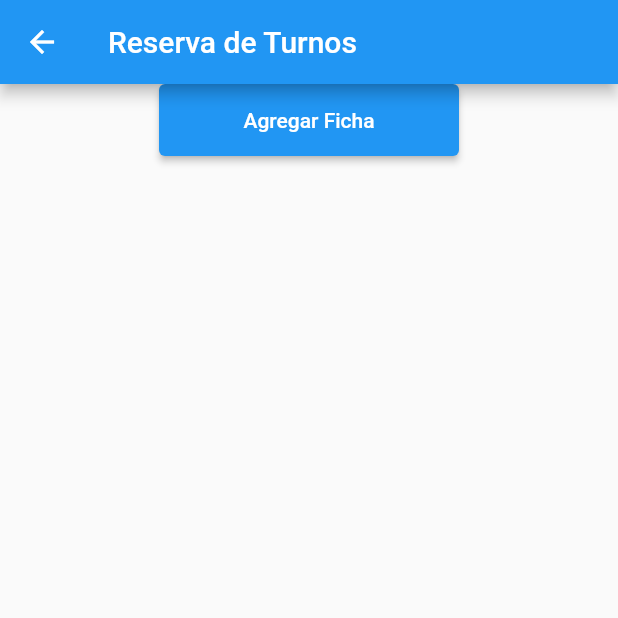
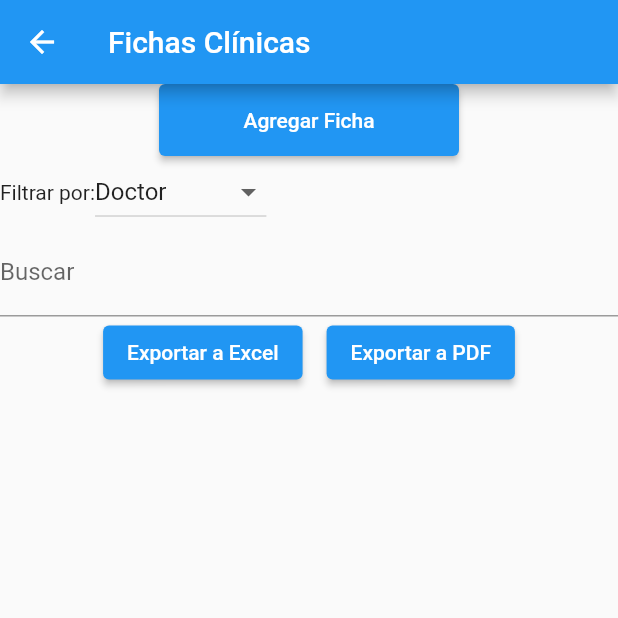
Before and after one commit to MatiasGit99/frontend_2da_parcial, a Flutter app: the screen it shows after launch, after a tap on "Ficha clínica", on a phone screen of 412 x 824 dp, the top half of it. Run offline on Flutter 3.47's test engine with Material 2 defaults, Android fonts, the phone set to English and light mode, and no system bars; our stand-ins replace sqflite; missing offline and left inert: excel; accounts and stored records are empty.

Commit message:
fichas clinicas version 2

```diff
--- a/lib/ficha_clinica/model.dart
+++ b/lib/ficha_clinica/model.dart
@@ -50,7 +50,7 @@ class FichaClinica {
   Map<String, dynamic> toJson() => {
         'idFichaClinica': idFichaClinica,
         'fechaDesde': fechaDesde.toIso8601String(),
-        'fechaInicio': fechaDesde.toIso8601String(),
+        'fechaHasta': fechaDesde.toIso8601String(),
         'motivoConsulta': motivoConsulta,
         'observacion': observacion,
         'diagnostico': diagnostico,
--- a/lib/ficha_clinica/pantalla_principal.dart
+++ b/lib/ficha_clinica/pantalla_principal.dart
@@ -18,45 +18,91 @@ class FichaClinicaScreen extends StatefulWidget {
 }
 
 class _FichaClinicaScreenState extends State<FichaClinicaScreen> {
-  List<FichaClinica> fichasClinicas = [];  // Cambia la lista de Turnos a FichasClinicas
+  List<FichaClinica> fichasClinicas =
+      []; // Cambia la lista de Turnos a FichasClinicas
+        List<FichaClinica> fichasFiltrados =
+      []; // Cambia la lista de Turnos a FichasClinicas
   var pacienteSelect = "";
   var doctorSelect = "";
+    String selectedFilter = 'Doctor';
+
   @override
   void initState() {
     super.initState();
     widget.pacienteSelect = "";
     widget.doctorSelect = "";
-    getFichasClinicas();  // Cambia la llamada a getTurnos por getFichasClinicas
+    getFichasClinicas(); // Cambia la llamada a getTurnos por getFichasClinicas
   }
 
   Future<void> getFichasClinicas() async {
-    final listaFichasClinicas = await FichaClinicaDatabaseProvider().getAllFichasClinicas();  // Cambia la llamada a TurnoDatabaseProvider por FichaClinicaDatabaseProvider
+    final listaFichasClinicas = await FichaClinicaDatabaseProvider()
+        .getAllFichasClinicas(); // Cambia la llamada a TurnoDatabaseProvider por FichaClinicaDatabaseProvider
     setState(() {
       fichasClinicas = listaFichasClinicas;
+      fichasFiltrados = listaFichasClinicas;
     });
   }
 
-
   Future<void> updateFichaClinica(FichaClinica fichaClinica) async {
-    await FichaClinicaDatabaseProvider().updateFichaClinica(fichaClinica);  // Cambia la llamada a TurnoDatabaseProvider por FichaClinicaDatabaseProvider
-    getFichasClinicas();  // Cambia la llamada a getTurnos por getFichasClinicas
+    await FichaClinicaDatabaseProvider().updateFichaClinica(
+        fichaClinica); // Cambia la llamada a TurnoDatabaseProvider por FichaClinicaDatabaseProvider
+    getFichasClinicas(); // Cambia la llamada a getTurnos por getFichasClinicas
   }
 
   Future<void> deleteFichaClinica(int? idFichaClinica) async {
     if (idFichaClinica != null) {
-      await FichaClinicaDatabaseProvider().deleteFichaClinica(idFichaClinica);  // Cambia la llamada a TurnoDatabaseProvider por FichaClinicaDatabaseProvider
-      getFichasClinicas();  // Cambia la llamada a getTurnos por getFichasClinicas
+      await FichaClinicaDatabaseProvider().deleteFichaClinica(
+          idFichaClinica); // Cambia la llamada a TurnoDatabaseProvider por FichaClinicaDatabaseProvider
+      getFichasClinicas(); // Cambia la llamada a getTurnos por getFichasClinicas
     }
   }
 
 
+  void filterFichas(String searchText) {
+    setState(() {
+      fichasFiltrados = fichasClinicas.where((fichasClinicas) {
+        // if (mostrarSoloDoctores && pacientesDoctores.flagEsDoctor != 1) {
+        //   return false;
+        // }
+
+        if (selectedFilter == 'Doctor') {
+          return fichasClinicas.doctor_nombre
+              .toLowerCase()
+              .contains(searchText.toLowerCase());
+        } else if (selectedFilter == 'Paciente') {
+          return fichasClinicas.paciente_nombre
+              .toLowerCase()
+              .contains(searchText.toLowerCase());
+        }else if (selectedFilter == 'Categoría') {
+          return fichasClinicas.idCategoria_nombre
+              .toLowerCase()
+              .contains(searchText.toLowerCase());
+        }
+         else {
+          return fichasClinicas.idFichaClinica != null &&
+              fichasClinicas.idFichaClinica.toString() == searchText;
+        }
+      }).toList();
+    });
+  }
 
   void exportToExcel(List<FichaClinica> data) async {
     final excel = Excel.createExcel();
-  final sheet = excel['FichasClinicas']; // Cambia el nombre de la hoja a 'FichasClinicas'
+    final sheet = excel[
+        'FichasClinicas']; // Cambia el nombre de la hoja a 'FichasClinicas'
 
     // Agrega encabezados
-  sheet.appendRow(['ID', 'Fecha Desde', 'Fecha Hasta', 'Motivo Consulta', 'Observación', 'Diagnóstico', 'ID Doctor', 'ID Paciente', 'ID Categoría']);
+    sheet.appendRow([
+      'ID',
+      'Fecha Desde',
+      'Fecha Hasta',
+      'Motivo Consulta',
+      'Observación',
+      'Diagnóstico',
+      'ID Doctor',
+      'ID Paciente',
+      'ID Categoría'
+    ]);
 
     // Agrega tus datos
     for (final fichaClinica in data) {
@@ -95,7 +141,8 @@ void exportToPDF(List<FichaClinica> data) async {
       pw.Page(
         build: (context) {
           return pw.Center(
-          child: pw.Text('Fichas Clínicas', style: pw.TextStyle(fontSize: 24)),
+            child:
+                pw.Text('Fichas Clínicas', style: pw.TextStyle(fontSize: 24)),
           );
         },
       ),
@@ -150,30 +197,109 @@ void exportToPDF(List<FichaClinica> data) async {
     }
   }
 
-
   @override
   Widget build(BuildContext context) {
     return Scaffold(
       appBar: AppBar(
-        title: Text('Reserva de Turnos'),
+        title: Text('Fichas Clínicas'),
       ),
       body: SingleChildScrollView(
         child: Column(
           mainAxisAlignment: MainAxisAlignment.center,
           children: [
+            ElevatedButton(
+              onPressed: () {
+                Navigator.of(context).push(MaterialPageRoute(builder: (_) {
+                  return AgregarFichaClinicaForm();
+                }));
+              },
+              child: Text('Agregar Ficha'),
+              style: ButtonStyle(
+                minimumSize: MaterialStateProperty.all(Size(200, 48)),
+              ),
+            ),
+
+            Row(
+              children: [
+                Text('Filtrar por:'),
+                DropdownButton<String>(
+                  value: selectedFilter,
+                  onChanged: (String? newValue) {
+                    if (newValue != null) {
+                      setState(() {
+                        selectedFilter = newValue;
+                      });
+                    }
+                  },
+                  items: <String>['Doctor', 'Paciente', 'Categoría', 'Fecha desde', 'Fecha hasta']
+                      .map<DropdownMenuItem<String>>((String value) {
+                    return DropdownMenuItem<String>(
+                      value: value,
+                      child: Text(value),
+                    );
+                  }).toList(),
+                ),
+                SizedBox(width: 16), // Espaciado para separar los elementos
+                // Checkbox(
+                //   value: mostrarSoloDoctores,
+                //   onChanged: (value) {
+                //     setState(() {
+                //       mostrarSoloDoctores = value!;
+                //       filterCategorias('');
+                //     });
+                //   },
+                // ),
+                // Text('Mostrar solo Doctores'),
+              ],
+            ),
+           TextField(
+              onChanged: (value) {
+                filterFichas(value);
+              },
+              decoration: InputDecoration(labelText: 'Buscar'),
+            ),
+            Row(
+              mainAxisAlignment: MainAxisAlignment.center,
+              children: [
+                ElevatedButton(
+                  onPressed: () {
+                    exportToExcel(fichasFiltrados);
+                  },
+                  child: Text('Exportar a Excel'),
+                ),
+                SizedBox(width: 16),
+                ElevatedButton(
+                  onPressed: () {
+                    exportToPDF(fichasFiltrados);
+                  },
+                  child: Text('Exportar a PDF'),
+                ),
+              ],
+            ),
             // Aquí puedes mostrar la lista de categorías.
             ListView.builder(
               shrinkWrap: true,
-              itemCount: fichasClinicas.length,
+              itemCount: fichasFiltrados.length,
               itemBuilder: (BuildContext context, index) {
-                final fichaClinica = fichasClinicas[index];
+                final fichaClinica = fichasFiltrados[index];
                 // obtenerPacientePorId(fichaClinica.idPaciente.idPersona);  // Cambia la propiedad paciente por idPaciente
                 // obtenerMedicoPorId(fichaClinica.idDoctor.idPersona);  // Cambia la propiedad doctor por idDoctor
                 return ListTile(
-                  title: Text(
-                      'Paciente: $pacienteSelect'),
-                  subtitle:
-                      Text('Médico: $doctorSelect Fecha Inicio-Final: ${DateFormat('dd/MM/yyyy').format(fichaClinica.fechaDesde)} - ${DateFormat('dd/MM/yyyy').format(fichaClinica.fechaHasta)}'),  // Cambia las propiedades fecha y horario por fechaDesde y fechaHasta
+                  title: Column(
+                    crossAxisAlignment: CrossAxisAlignment.start,
+                    children: [
+                      Text('Paciente: ${fichaClinica.paciente_nombre}'),
+                    ],
+                  ),
+                  subtitle: Column(
+                    crossAxisAlignment: CrossAxisAlignment.start,
+                    children: [
+                      Text('Médico: ${fichaClinica.doctor_nombre}'),
+                      Text('Categoría: ${fichaClinica.idCategoria_nombre}'),
+                      Text(
+                          'Fecha Inicio-Final: ${DateFormat('dd/MM/yyyy').format(fichaClinica.fechaDesde)} - ${DateFormat('dd/MM/yyyy').format(fichaClinica.fechaHasta)}'),
+                    ],
+                  ),
                   trailing: Row(
                     mainAxisSize: MainAxisSize.min,
                     children: [
@@ -188,17 +314,6 @@ void exportToPDF(List<FichaClinica> data) async {
                 );
               },
             ),
-            ElevatedButton(
-              onPressed: () {
-                Navigator.of(context).push(MaterialPageRoute(builder: (_) {
-                  return AgregarFichaClinicaForm();
-                }));
-              },
-              child: Text('Agregar Ficha'),
-              style: ButtonStyle(
-                minimumSize: MaterialStateProperty.all(Size(200, 48)),
-              ),
-            ),
           ],
         ),
       ),
--- a/pasos para levantar el proyecto con vs code.txt
+++ b/pasos para levantar el proyecto con vs code.txt
@@ -9,11 +9,12 @@ al crear un dispositivo en andorid en la pestaña 'x86 images' e instalar API34
 
 entrar al cmd como adminstrador y ejecutar
 flutter doctor
-flutter doctor --android -licenses
+flutter doctor --android-licenses
 start ms-settings:developers
 
 ir a vscode y en la esquina inferior derecha seleccionar el dispositivo android
 instalar la extension para flutter
+en la terminal ejecutar el comando "flutter pub get"
 clic sobre main.dart y seleccionar run without debugging
 
 ---Pasos para  instalar el pdf y excel reader en el emulador de android studio
```
Lines whose indentation alone changed are shown as unchanged.
